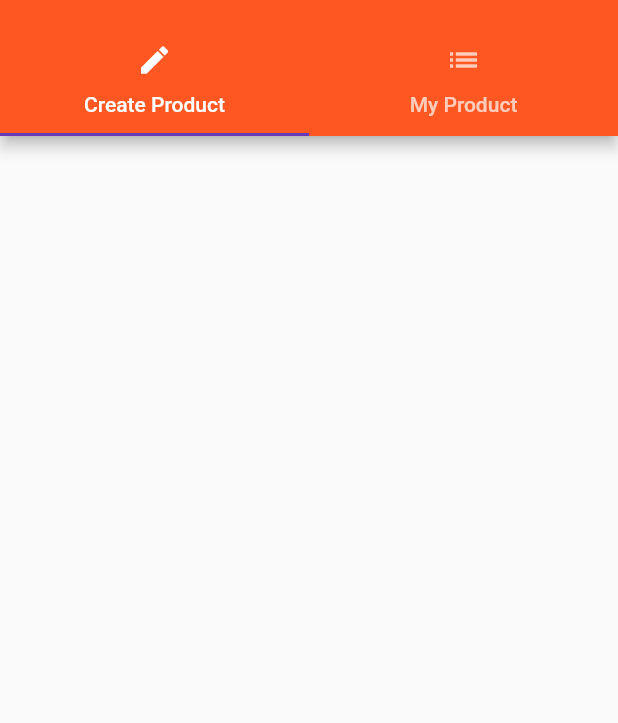
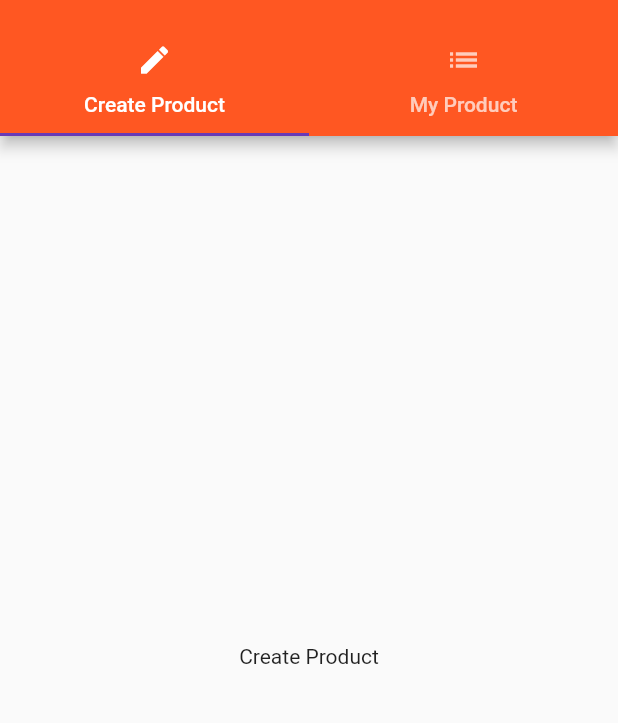
Before and after one commit to arifpurwandaru/flutter_course, a Flutter app: the ProductAdmin screen opened directly, on a phone screen of 412 x 824 dp, the part 59-782 px from its top. Run offline on Flutter 3.47's test engine with Material 2 defaults, Android fonts, the phone set to English and light mode, and no system bars.

Commit message:
Finishing Tabs Navigation

```diff
--- a/lib/pages/product_create.dart
+++ b/lib/pages/product_create.dart
@@ -3,7 +3,6 @@ import 'package:flutter/material.dart';
 class ProductCreatePage extends StatelessWidget{
   @override
   Widget build(BuildContext context) {
-    // TODO: implement build
-    return Container();
+    return Center(child: Text('Create Product'),);
   }
 }
--- a/lib/pages/product_list.dart
+++ b/lib/pages/product_list.dart
@@ -3,7 +3,6 @@ import 'package:flutter/material.dart';
 class ProductListPage extends StatelessWidget{
   @override
   Widget build(BuildContext context) {
-    // TODO: implement build
-    return Container();
+    return Center(child: Text('All Product'),);
   }
 }
```
